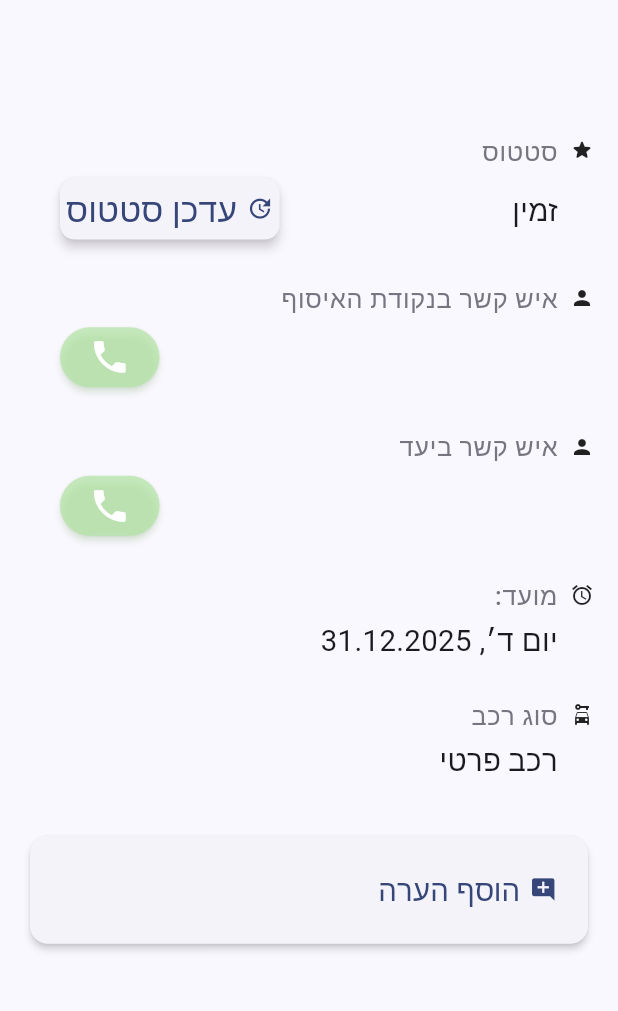
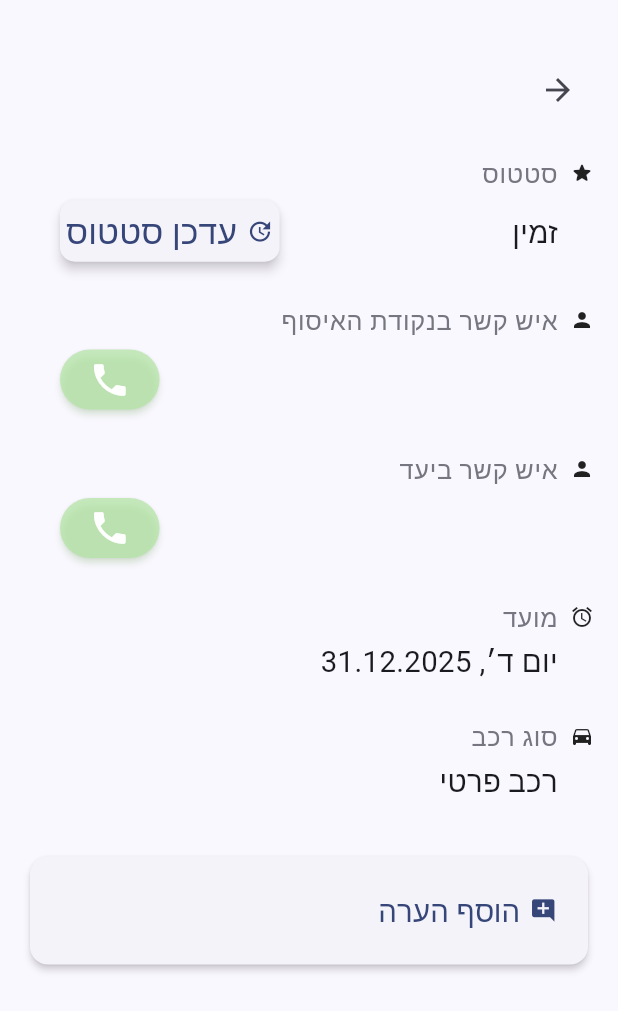
Before and after one commit to anatGindin/yearlyProject, a Flutter app: the MissionScreen screen opened directly with empty values, on a phone screen of 412 x 824 dp. Shown: the top 1011 px of the screen. Run offline on Flutter 3.47's test engine with Material 3 defaults, Android fonts, the phone set to English and light mode, and no system bars; our stand-ins replace firebase_auth, firebase_core, firebase_database, flutter_map, geolocator, latlong2 and 1 more; missing offline and left inert: mockito; accounts and stored records are empty; network calls fail.

Commit message:
gal requests

```diff
--- a/Frontend/hamal_transport_app/lib/Services/routing_service.dart
+++ b/Frontend/hamal_transport_app/lib/Services/routing_service.dart
@@ -101,9 +101,9 @@ class RouteInfo {
   /// Format distance as string.
   String get formattedDistance {
     if (distanceKm >= 1) {
-      return '${distanceKm.toStringAsFixed(1)} km';
+      return '${distanceKm.toStringAsFixed(1)}km';
     } else {
-      return '${distanceInMeters.toStringAsFixed(0)} m';
+      return '${distanceInMeters.toStringAsFixed(0)}m';
     }
   }
 
--- a/Frontend/hamal_transport_app/lib/Theme/app_theme.dart
+++ b/Frontend/hamal_transport_app/lib/Theme/app_theme.dart
@@ -1,4 +1,5 @@
 import 'package:flutter/material.dart';
+import 'package:flutter/services.dart';
 
 /// The [AppTheme] defines light and dark themes for the app.
 ///
@@ -41,6 +42,11 @@ abstract final class AppTheme {
         elevation: 5,
       ),
     ),
+    appBarTheme: AppBarThemeData(
+      systemOverlayStyle: SystemUiOverlayStyle(
+        statusBarColor: Colors.white.withAlpha(160),
+      ),
+    ),
     useMaterial3: true,
     brightness: Brightness.light,
   );
@@ -73,6 +79,9 @@ abstract final class AppTheme {
     navigationBarTheme: const NavigationBarThemeData(
       backgroundColor: Color.fromRGBO(19, 37, 55, 1.0),
     ),
+    appBarTheme: const AppBarThemeData(
+      systemOverlayStyle: SystemUiOverlayStyle(statusBarColor: _hamalBlue),
+    ),
     useMaterial3: true,
     brightness: Brightness.dark,
   );
--- a/Frontend/hamal_transport_app/lib/Views/mission_screen.dart
+++ b/Frontend/hamal_transport_app/lib/Views/mission_screen.dart
@@ -55,8 +55,8 @@ class _MissionScreenState extends State<MissionScreen> {
                 child: Column(
                   crossAxisAlignment: CrossAxisAlignment.start,
                   children: [
-                    SizedBox(height: MediaQuery.of(context).size.height * 0.05),
-                    const SizedBox(height: 12),
+                    const SizedBox(height: 20),
+                    const BackButton(),
                     _buildRouteInfo(missionVM),
                     const SizedBox(height: 16),
                     InfoRow(
@@ -94,7 +94,7 @@ class _MissionScreenState extends State<MissionScreen> {
                     ),
                     const SizedBox(height: 16),
                     InfoRow(
-                      icon: Icons.car_rental,
+                      icon: Icons.directions_car,
                       label: l10n.carType,
                       child: Text(
                         missionVM.carType().displayName(l10n),
--- a/Frontend/hamal_transport_app/lib/Views/new_missions_body.dart
+++ b/Frontend/hamal_transport_app/lib/Views/new_missions_body.dart
@@ -17,7 +17,7 @@ class NewMissionsBody extends StatelessWidget {
         builder: (context, availableMissionsVM, _) {
           return Container(
             decoration: BoxDecoration(
-              color: Theme.of(context).colorScheme.tertiary,
+              color: Theme.of(context).colorScheme.primaryContainer,
             ),
             child: SafeArea(
               child: Padding(
--- a/Frontend/hamal_transport_app/lib/l10n/app_he.arb
+++ b/Frontend/hamal_transport_app/lib/l10n/app_he.arb
@@ -44,7 +44,7 @@
   "@contact": {
     "description": "תווית איש קשר"
   },
-  "time": "מועד: ",
+  "time": "מועד",
   "@time": {
     "description": "תווית זמן"
   },
--- a/Frontend/hamal_transport_app/lib/l10n/app_localizations_he.dart
+++ b/Frontend/hamal_transport_app/lib/l10n/app_localizations_he.dart
@@ -42,7 +42,7 @@ class AppLocalizationsHe extends AppLocalizations {
   String get contact => 'איש קשר: ';
 
   @override
-  String get time => 'מועד: ';
+  String get time => 'מועד';
 
   @override
   String get mission => 'משימה';
```
